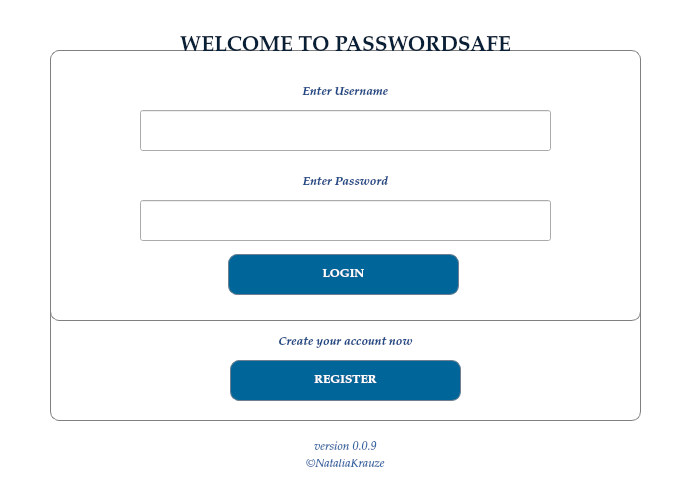
The window that login.ui (natakra/PasswordSafe) describes before a commit, drawn with Qt 5.
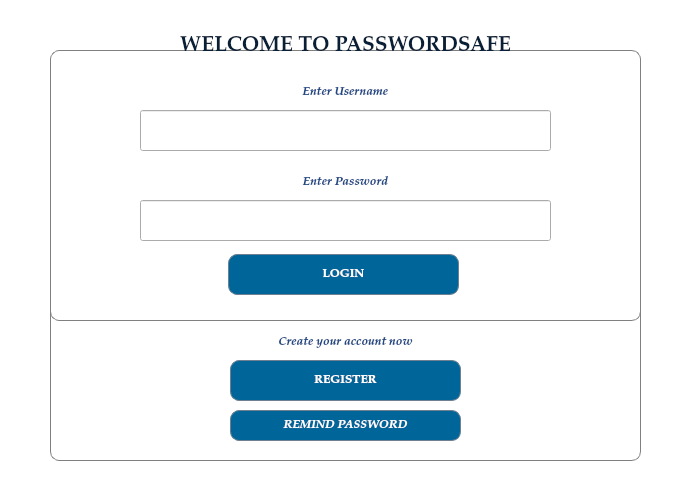
The same window after the commit.

What changed in the file:
```diff
--- a/login.ui
+++ b/login.ui
@@ -639,7 +639,7 @@
       <x>50</x>
       <y>300</y>
       <width>591</width>
-      <height>121</height>
+      <height>161</height>
      </rect>
     </property>
     <property name="autoFillBackground">
@@ -870,6 +870,212 @@
       <set>Qt::AlignCenter</set>
      </property>
     </widget>
+    <widget class="QPushButton" name="pushButton_3">
+     <property name="geometry">
+      <rect>
+       <x>180</x>
+       <y>110</y>
+       <width>231</width>
+       <height>31</height>
+      </rect>
+     </property>
+     <property name="palette">
+      <palette>
+       <active>
+        <colorrole role="Button">
+         <brush brushstyle="SolidPattern">
+          <color alpha="255">
+           <red>0</red>
+           <green>102</green>
+           <blue>153</blue>
+          </color>
+         </brush>
+        </colorrole>
+        <colorrole role="Text">
+         <brush brushstyle="SolidPattern">
+          <color alpha="255">
+           <red>255</red>
+           <green>255</green>
+           <blue>255</blue>
+          </color>
+         </brush>
+        </colorrole>
+        <colorrole role="ButtonText">
+         <brush brushstyle="SolidPattern">
+          <color alpha="255">
+           <red>255</red>
+           <green>255</green>
+           <blue>255</blue>
+          </color>
+         </brush>
+        </colorrole>
+        <colorrole role="Base">
+         <brush brushstyle="SolidPattern">
+          <color alpha="255">
+           <red>0</red>
+           <green>102</green>
+           <blue>153</blue>
+          </color>
+         </brush>
+        </colorrole>
+        <colorrole role="Window">
+         <brush brushstyle="SolidPattern">
+          <color alpha="255">
+           <red>0</red>
+           <green>102</green>
+           <blue>153</blue>
+          </color>
+         </brush>
+        </colorrole>
+        <colorrole role="PlaceholderText">
+         <brush brushstyle="SolidPattern">
+          <color alpha="128">
+           <red>0</red>
+           <green>0</green>
+           <blue>0</blue>
+          </color>
+         </brush>
+        </colorrole>
+       </active>
+       <inactive>
+        <colorrole role="Button">
+         <brush brushstyle="SolidPattern">
+          <color alpha="255">
+           <red>0</red>
+           <green>102</green>
+           <blue>153</blue>
+          </color>
+         </brush>
+        </colorrole>
+        <colorrole role="Text">
+         <brush brushstyle="SolidPattern">
+          <color alpha="255">
+           <red>255</red>
+           <green>255</green>
+           <blue>255</blue>
+          </color>
+         </brush>
+        </colorrole>
+        <colorrole role="ButtonText">
+         <brush brushstyle="SolidPattern">
+          <color alpha="255">
+           <red>255</red>
+           <green>255</green>
+           <blue>255</blue>
+          </color>
+         </brush>
+        </colorrole>
+        <colorrole role="Base">
+         <brush brushstyle="SolidPattern">
+          <color alpha="255">
+           <red>0</red>
+           <green>102</green>
+           <blue>153</blue>
+          </color>
+         </brush>
+        </colorrole>
+        <colorrole role="Window">
+         <brush brushstyle="SolidPattern">
+          <color alpha="255">
+           <red>0</red>
+           <green>102</green>
+           <blue>153</blue>
+          </color>
+         </brush>
+        </colorrole>
+        <colorrole role="PlaceholderText">
+         <brush brushstyle="SolidPattern">
+          <color alpha="128">
+           <red>255</red>
+           <green>255</green>
+           <blue>255</blue>
+          </color>
+         </brush>
+        </colorrole>
+       </inactive>
+       <disabled>
+        <colorrole role="Button">
+         <brush brushstyle="SolidPattern">
+          <color alpha="255">
+           <red>0</red>
+           <green>102</green>
+           <blue>153</blue>
+          </color>
+         </brush>
+        </colorrole>
+        <colorrole role="Text">
+         <brush brushstyle="SolidPattern">
+          <color alpha="255">
+           <red>190</red>
+           <green>190</green>
+           <blue>190</blue>
+          </color>
+         </brush>
+        </colorrole>
+        <colorrole role="ButtonText">
+         <brush brushstyle="SolidPattern">
+          <color alpha="255">
+           <red>190</red>
+           <green>190</green>
+           <blue>190</blue>
+          </color>
+         </brush>
+        </colorrole>
+        <colorrole role="Base">
+         <brush brushstyle="SolidPattern">
+          <color alpha="255">
+           <red>0</red>
+           <green>102</green>
+           <blue>153</blue>
+          </color>
+         </brush>
+        </colorrole>
+        <colorrole role="Window">
+         <brush brushstyle="SolidPattern">
+          <color alpha="255">
+           <red>0</red>
+           <green>102</green>
+           <blue>153</blue>
+          </color>
+         </brush>
+        </colorrole>
+        <colorrole role="PlaceholderText">
+         <brush brushstyle="SolidPattern">
+          <color alpha="128">
+           <red>0</red>
+           <green>0</green>
+           <blue>0</blue>
+          </color>
+         </brush>
+        </colorrole>
+       </disabled>
+      </palette>
+     </property>
+     <property name="font">
+      <font>
+       <family>URW Palladio L</family>
+       <weight>75</weight>
+       <italic>true</italic>
+       <bold>true</bold>
+      </font>
+     </property>
+     <property name="styleSheet">
+      <string notr="true">QPushButton#pushButton_3:hover {
+    background-color: rgb(255, 255, 255);
+	border: 1px solid SlateGrey;
+	border-radius: 9px;
+	color: rgb(0, 68, 102);
+}
+QPushButton#pushButton_3 {
+	background-color: rgb(0, 102, 153);
+    border: 1px solid SlateGrey;
+	border-radius: 9px;
+}</string>
+     </property>
+     <property name="text">
+      <string>REMIND PASSWORD</string>
+     </property>
+    </widget>
    </widget>
    <widget class="QLabel" name="label_7">
     <property name="geometry">
@@ -933,124 +1139,6 @@
      <set>Qt::AlignCenter</set>
     </property>
    </widget>
-   <widget class="QWidget" name="layoutWidget">
-    <property name="geometry">
-     <rect>
-      <x>50</x>
-      <y>430</y>
-      <width>591</width>
-      <height>51</height>
-     </rect>
-    </property>
-    <layout class="QVBoxLayout" name="verticalLayout">
-     <item>
-      <widget class="QLabel" name="label_4">
-       <property name="palette">
-        <palette>
-         <active>
-          <colorrole role="WindowText">
-           <brush brushstyle="SolidPattern">
-            <color alpha="255">
-             <red>52</red>
-             <green>101</green>
-             <blue>164</blue>
-            </color>
-           </brush>
-          </colorrole>
-         </active>
-         <inactive>
-          <colorrole role="WindowText">
-           <brush brushstyle="SolidPattern">
-            <color alpha="255">
-             <red>52</red>
-             <green>101</green>
-             <blue>164</blue>
-            </color>
-           </brush>
-          </colorrole>
-         </inactive>
-         <disabled>
-          <colorrole role="WindowText">
-           <brush brushstyle="SolidPattern">
-            <color alpha="255">
-             <red>190</red>
-             <green>190</green>
-             <blue>190</blue>
-            </color>
-           </brush>
-          </colorrole>
-         </disabled>
-        </palette>
-       </property>
-       <property name="font">
-        <font>
-         <family>URW Palladio L</family>
-         <italic>true</italic>
-        </font>
-       </property>
-       <property name="text">
-        <string>version 0.0.9</string>
-       </property>
-       <property name="alignment">
-        <set>Qt::AlignCenter</set>
-       </property>
-      </widget>
-     </item>
-     <item>
-      <widget class="QLabel" name="label_5">
-       <property name="palette">
-        <palette>
-         <active>
-          <colorrole role="WindowText">
-           <brush brushstyle="SolidPattern">
-            <color alpha="255">
-             <red>52</red>
-             <green>101</green>
-             <blue>164</blue>
-            </color>
-           </brush>
-          </colorrole>
-         </active>
-         <inactive>
-          <colorrole role="WindowText">
-           <brush brushstyle="SolidPattern">
-            <color alpha="255">
-             <red>52</red>
-             <green>101</green>
-             <blue>164</blue>
-            </color>
-           </brush>
-          </colorrole>
-         </inactive>
-         <disabled>
-          <colorrole role="WindowText">
-           <brush brushstyle="SolidPattern">
-            <color alpha="255">
-             <red>190</red>
-             <green>190</green>
-             <blue>190</blue>
-            </color>
-           </brush>
-          </colorrole>
-         </disabled>
-        </palette>
-       </property>
-       <property name="font">
-        <font>
-         <family>URW Palladio L</family>
-         <italic>true</italic>
-        </font>
-       </property>
-       <property name="text">
-        <string>©NataliaKrauze</string>
-       </property>
-       <property name="alignment">
-        <set>Qt::AlignCenter</set>
-       </property>
-      </widget>
-     </item>
-    </layout>
-   </widget>
   </widget>
  </widget>
  <layoutdefault spacing="6" margin="11"/>
```
